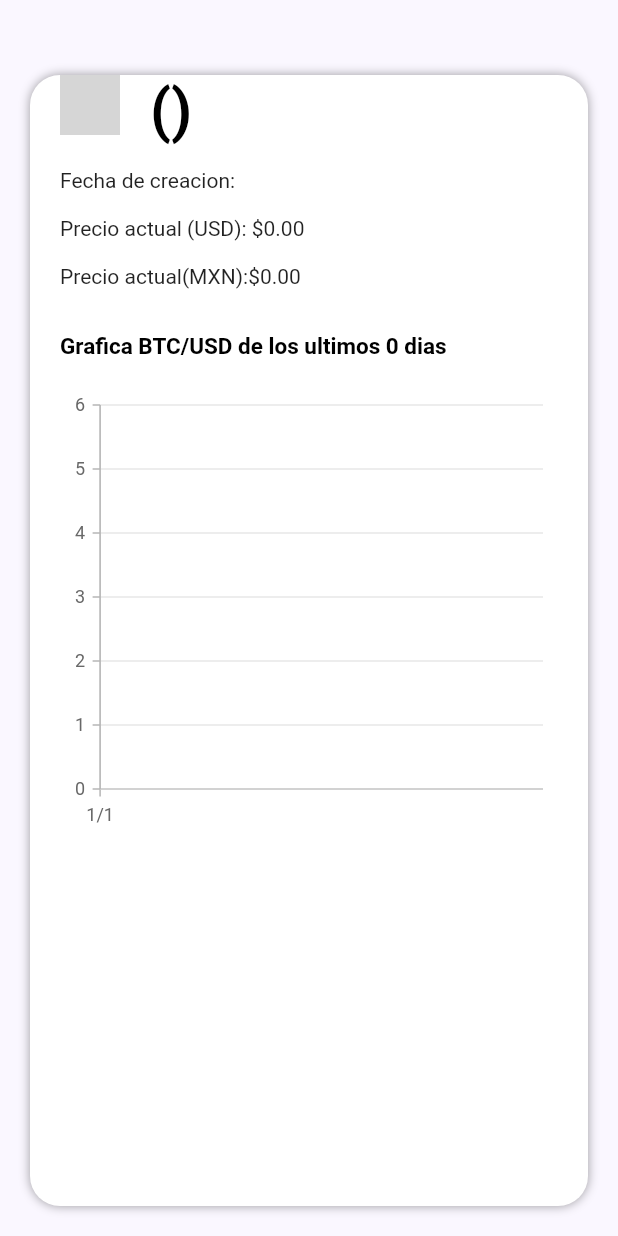
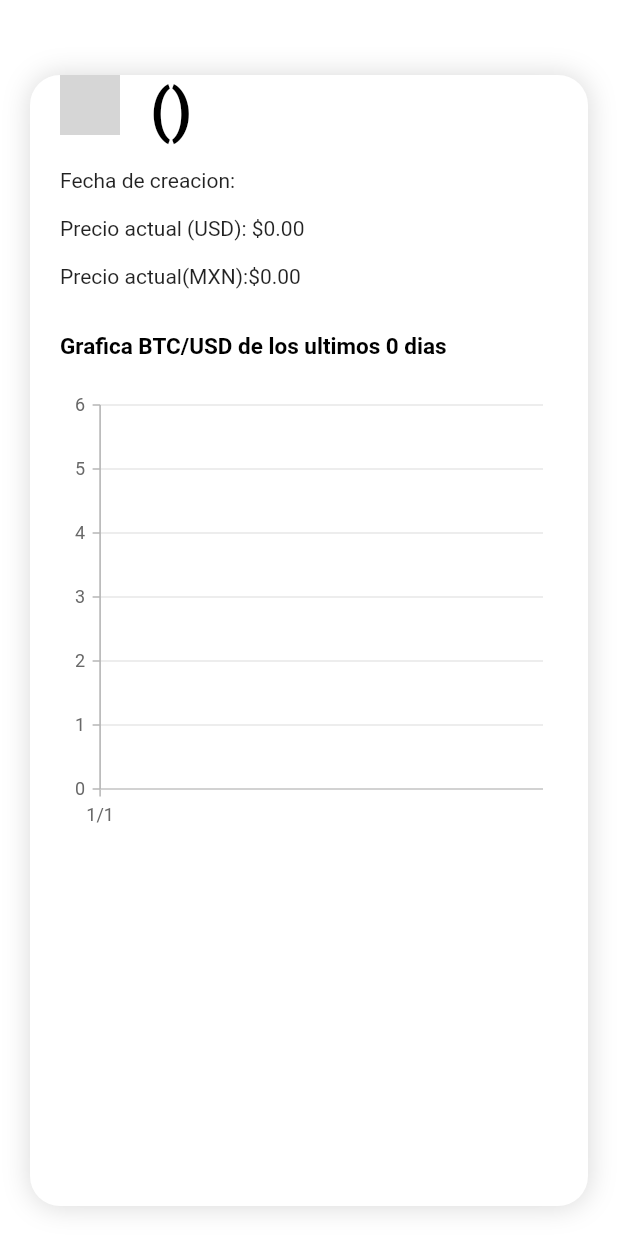
Before and after one commit to Marcial99/CryptoApp, a Flutter app: the CryptoDetail screen opened directly with empty values, on a phone screen of 412 x 824 dp. Run offline on Flutter 3.47's test engine with Material 2 defaults, Android fonts, the phone set to English and light mode, and no system bars; our stand-ins replace syncfusion_flutter_charts; network calls fail; Roboto replaces fonts that are missing (Ubuntu); grey boxes are pictures that could not be loaded.

Commit message:
Corregida la pantalla de busqueda y las sombras de las pantallas

```diff
--- a/lib/main.dart
+++ b/lib/main.dart
@@ -32,7 +32,8 @@ class MyApp extends StatelessWidget {
         // is not restarted.
         primarySwatch: Colors.blue,
         brightness: Brightness.light,
-        primaryColorDark: Colors.black
+        primaryColorDark: Colors.black,
+
       ),
       home: Home(),
     );
--- a/lib/views/cripto_detail.dart
+++ b/lib/views/cripto_detail.dart
@@ -32,7 +32,7 @@ class _CryptoDetailState extends State<CryptoDetail> {
       chartData.add(SalesData(DateTime.fromMillisecondsSinceEpoch(widget.chartData.prices![a][0]),widget.chartData.prices![a][1]));
     }
     return Scaffold(
-        backgroundColor: Color.fromRGBO(250, 247, 255, 1.0),
+        backgroundColor: Color.fromRGBO(255, 255, 255, 1.0),
       body:
 
           Container(
@@ -46,13 +46,14 @@ class _CryptoDetailState extends State<CryptoDetail> {
               bottom: 20
             ),
             decoration: BoxDecoration(
-              boxShadow: [
-                BoxShadow(
-                  color: Colors.black38,
-                  spreadRadius: 0,
-                  blurRadius: 5
-                ),
-              ],
+                boxShadow: [
+                  BoxShadow(
+                      color: Color.fromRGBO(0, 0, 0, 0.15),
+                      spreadRadius: 0,
+                      blurRadius: 15,
+                      offset: Offset(0.1, 0.4)
+                  ),
+                ],
               color: Colors.white,
               borderRadius: BorderRadius.circular(20)
             ),
```
Also changed, not shown: lib/views/cripto_detail_future.dart (+4 -3 lines), lib/views/cripto_search.dart (+4 -3 lines), lib/views/cryptoview.dart (+9 -8 lines), lib/views/home.dart (+31 -14 lines).
